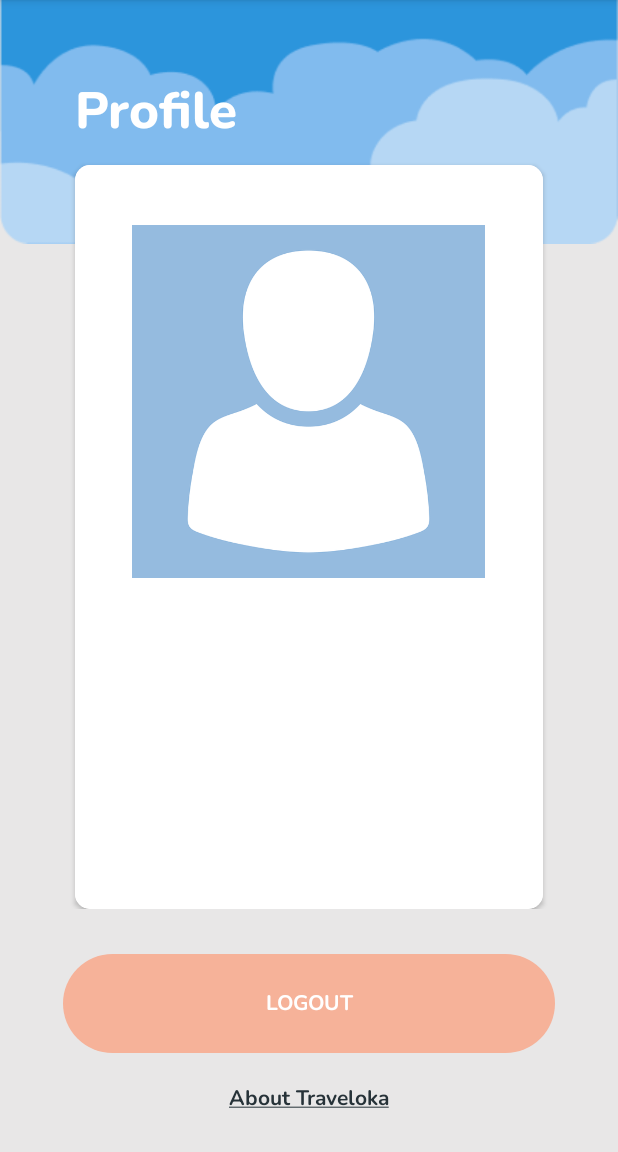
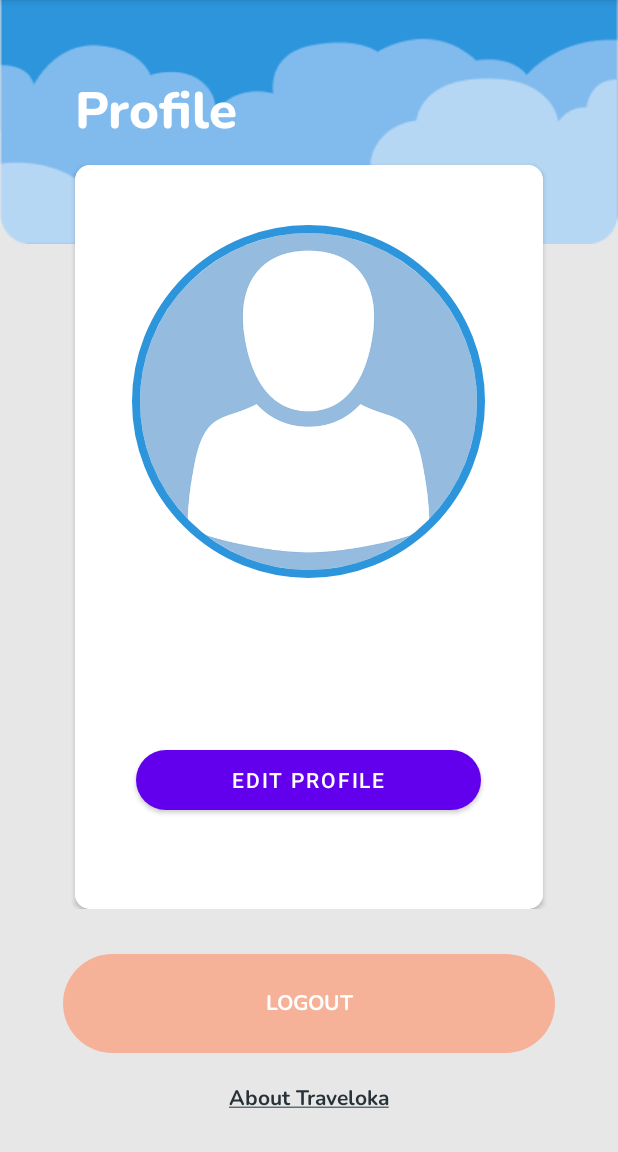
Before and after one commit to capstone-bangkit-c22-ky01/TravelokaOCR, an Android app: the ProfileActivity screen opened directly, with no data from a screen before it, on a phone screen of 412 x 824 dp, the part 84-1236 px from its top. Run offline under Robolectric (Android 15) with nearby library versions, the phone set to English and light mode, and no system bars; our stand-ins replace CircleImageView.

Commit message:
update .xml profile

```diff
--- a/app/build.gradle
+++ b/app/build.gradle
@@ -57,4 +57,7 @@ dependencies {
     implementation 'com.squareup.retrofit2:retrofit:2.9.0'
     implementation "com.squareup.retrofit2:converter-gson:2.9.0"
     implementation "com.squareup.okhttp3:logging-interceptor:4.9.0"
+
+    //CIRCLE IMG
+    implementation 'de.hdodenhof:circleimageview:3.1.0'
 }
--- /dev/null
+++ b/app/src/main/res/drawable/bg_button_edit_profile.xml
@@ -0,0 +1,9 @@
+<?xml version="1.0" encoding="utf-8"?>
+<selector xmlns:android="http://schemas.android.com/apk/res/android">
+    <item>
+        <shape>
+            <corners android:radius="30dp"/>
+            <solid android:color="@color/secondary50" android:width="2dp"/>
+        </shape>
+    </item>
+</selector>
--- a/app/src/main/res/layout/activity_profile.xml
+++ b/app/src/main/res/layout/activity_profile.xml
@@ -54,13 +54,49 @@
                     android:layout_height="match_parent"
                     android:background="@color/white"
                     android:contentDescription="@string/content_profile" />
-                <ImageView
+                <de.hdodenhof.circleimageview.CircleImageView
                     android:layout_width="235dp"
                     android:layout_height="235dp"
                     android:layout_marginTop="40dp"
                     android:layout_gravity="center_horizontal"
-                    android:src="@drawable/avatar"/>
+                    android:src="@drawable/avatar"
+                    app:civ_border_width="5dp"
+                    app:civ_border_color="@color/secondary50"/>
+                <TextView
+                    android:id="@+id/tv_username"
+                    android:layout_width="match_parent"
+                    android:layout_height="wrap_content"
+                    android:textAlignment="center"
+                    tools:text="@string/username"
+                    android:textColor="@color/font"
+                    android:fontFamily="@font/nunito_bold"
+                    android:textSize="20sp"
+                    android:layout_marginTop="300dp"
+                    android:layout_marginStart="50dp"
+                    android:layout_marginEnd="50dp" />
+
+                <TextView
+                    android:id="@+id/tv_email"
+                    android:layout_width="match_parent"
+                    android:layout_height="wrap_content"
+                    android:textAlignment="center"
+                    tools:text="@string/email"
+                    android:textColor="@color/font"
+                    android:fontFamily="@font/nunito_bold"
+                    android:textSize="20sp"
+                    android:layout_marginTop="336dp"
+                    android:layout_marginStart="50dp"
+                    android:layout_marginEnd="50dp" />
+
+                <Button
+                    android:layout_width="230dp"
+                    android:layout_height="40dp"
+                    android:layout_marginTop="390dp"
+                    android:layout_gravity="center_horizontal"
+                    android:text="@string/edit_profile"
+                    android:background="@drawable/bg_button_edit_profile"/>
             </androidx.cardview.widget.CardView>
+
         </RelativeLayout>
 
         <com.example.travelokaocr.ui.customview.AuthenticationButton
--- a/app/src/main/res/values/strings.xml
+++ b/app/src/main/res/values/strings.xml
@@ -33,4 +33,7 @@
     <string name="content_profile">content profile</string>
     <string name="logout">Logout</string>
     <string name="about_traveloka"><u>About Traveloka</u></string>
+    <string name="username">Username</string>
+    <string name="email">Email</string>
+    <string name="edit_profile">Edit Profile</string>
 </resources>
```
